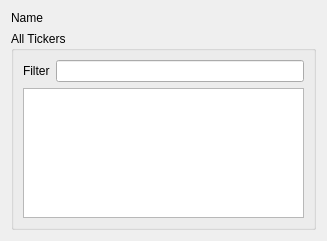
Above: src/widgets/connection_widget.ui from biddisco/lxqt-build-tools before the change. Below: the same form after it.
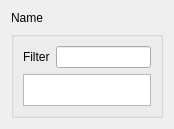
That is the form after the change.

Commit message: Move network connections into tabwidget to improve layout

Patch:
```diff
--- a/src/widgets/connection_widget.ui
+++ b/src/widgets/connection_widget.ui
@@ -6,8 +6,8 @@
    <rect>
     <x>0</x>
     <y>0</y>
-    <width>327</width>
-    <height>241</height>
+    <width>172</width>
+    <height>129</height>
    </rect>
   </property>
   <property name="sizePolicy">
@@ -44,7 +44,7 @@
         </sizepolicy>
        </property>
        <property name="title">
-        <string>All Tickers</string>
+        <string/>
        </property>
        <layout class="QVBoxLayout" name="verticalLayout_3">
         <item>
@@ -72,7 +72,7 @@
           <property name="minimumSize">
            <size>
             <width>128</width>
-            <height>0</height>
+            <height>32</height>
            </size>
           </property>
           <attribute name="headerVisible">
```
The commit also changes 2 other files.
